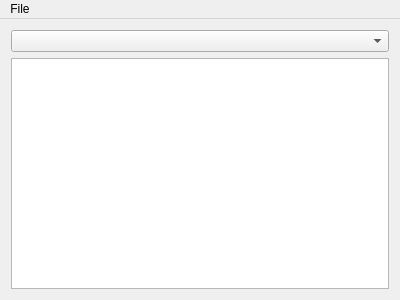
Qt form mainwindow.ui (dobragab/ds2loc) before a commit.
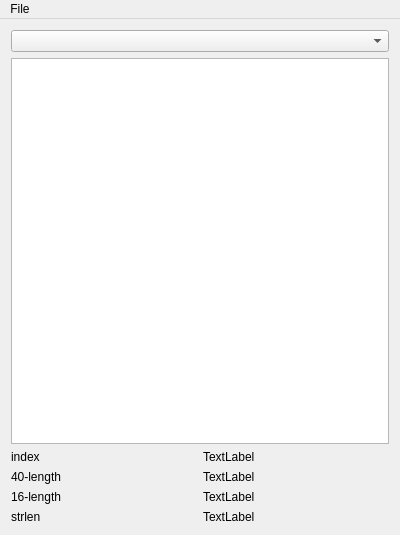
The same form after that commit.

Commit message:
String length labels added
Maybe this helps figuring out some shit.

The edit to the form file:
```diff
--- a/mainwindow.ui
+++ b/mainwindow.ui
@@ -7,7 +7,7 @@
     <x>0</x>
     <y>0</y>
     <width>400</width>
-    <height>300</height>
+    <height>535</height>
    </rect>
   </property>
   <property name="windowTitle">
@@ -21,6 +21,66 @@
     <item>
      <widget class="QListWidget" name="listWidget"/>
     </item>
+    <item>
+     <layout class="QGridLayout" name="gridLayout">
+      <item row="1" column="0">
+       <widget class="QLabel" name="label">
+        <property name="text">
+         <string>40-length</string>
+        </property>
+       </widget>
+      </item>
+      <item row="2" column="0">
+       <widget class="QLabel" name="label_2">
+        <property name="text">
+         <string>16-length</string>
+        </property>
+       </widget>
+      </item>
+      <item row="3" column="0">
+       <widget class="QLabel" name="label_3">
+        <property name="text">
+         <string>strlen</string>
+        </property>
+       </widget>
+      </item>
+      <item row="0" column="0">
+       <widget class="QLabel" name="label_4">
+        <property name="text">
+         <string>index</string>
+        </property>
+       </widget>
+      </item>
+      <item row="0" column="1">
+       <widget class="QLabel" name="label_index">
+        <property name="text">
+         <string>TextLabel</string>
+        </property>
+       </widget>
+      </item>
+      <item row="1" column="1">
+       <widget class="QLabel" name="label_40">
+        <property name="text">
+         <string>TextLabel</string>
+        </property>
+       </widget>
+      </item>
+      <item row="2" column="1">
+       <widget class="QLabel" name="label_16">
+        <property name="text">
+         <string>TextLabel</string>
+        </property>
+       </widget>
+      </item>
+      <item row="3" column="1">
+       <widget class="QLabel" name="label_strlen">
+        <property name="text">
+         <string>TextLabel</string>
+        </property>
+       </widget>
+      </item>
+     </layout>
+    </item>
    </layout>
   </widget>
   <widget class="QMenuBar" name="menuBar">
```
The commit also changes 5 other files.
